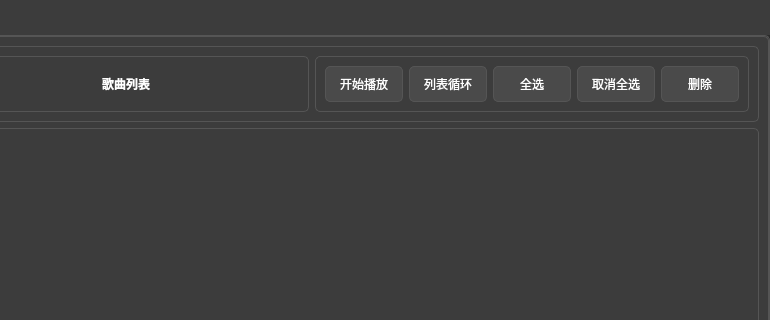
Before: the Qt Designer form mainwindow.ui in K-irito02/MusicPlayHandle, drawn with Qt 5; both pictures show x 430 to 1200 and y 0 to 320 of the 1200 by 800 pixel window.
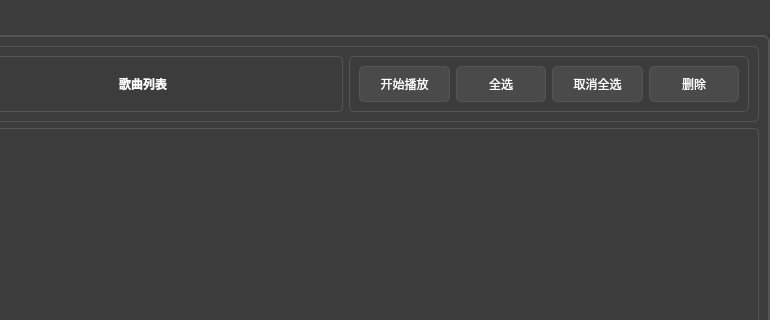
After: the same form once the commit is applied. Icons and pictures are not drawn.

```diff
--- a/mainwindow.ui
+++ b/mainwindow.ui
@@ -305,20 +305,6 @@
                 </property>
                </widget>
               </item>
-              <item>
-               <widget class="QPushButton" name="pushButton_shuffle">
-                <property name="text">
-                 <string>列表循环</string>
-                </property>
-                <property name="icon">
-                 <iconset resource="icon.qrc">
-                  <normaloff>:/new/prefix1/images/listCycle.png</normaloff>:/new/prefix1/images/listCycle.png</iconset>
-                </property>
-                <property name="toolTip">
-                 <string>切换播放模式：列表循环/单曲循环/随机播放</string>
-                </property>
-               </widget>
-              </item>
               <item>
                <widget class="QPushButton" name="pushButton_repeat">
                 <property name="text">
```
Left out of the diff: 8 changed lines with no effect on the pictures.
